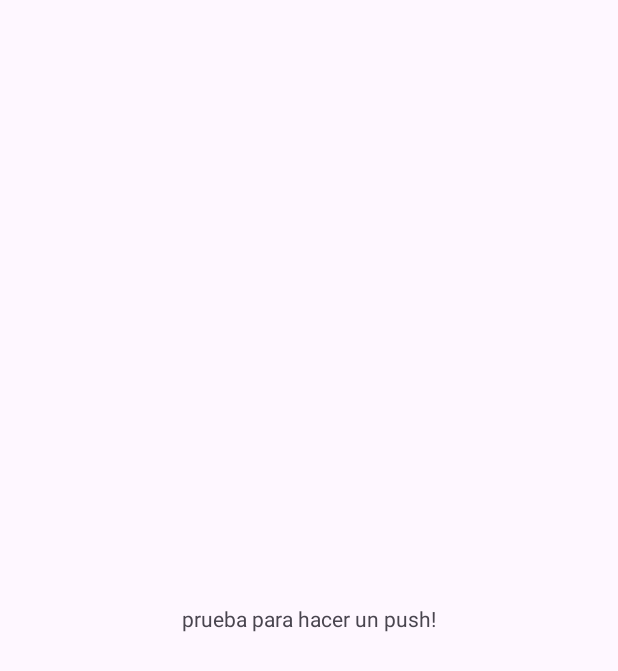
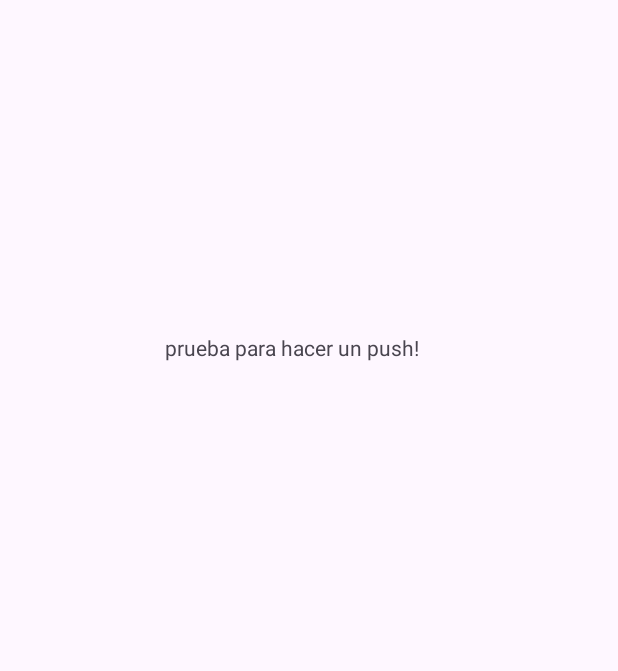
Before and after one commit to LetalKiller/Proyecto-Grupal, an Android app: the screen it shows after launch (MainActivity), on a phone screen of 412 x 824 dp. Before the commit the part shown is almost empty. Shown: the top 671 px of the screen. Run offline under Robolectric (Android 15) with nearby library versions, the phone set to English and light mode, and no system bars.

Commit message:
prueba-de-un-push2

```diff
--- a/app/src/main/res/layout/activity_main.xml
+++ b/app/src/main/res/layout/activity_main.xml
@@ -13,7 +13,9 @@
         android:text="prueba para hacer un push!"
         app:layout_constraintBottom_toBottomOf="parent"
         app:layout_constraintEnd_toEndOf="parent"
+        app:layout_constraintHorizontal_bias="0.452"
         app:layout_constraintStart_toStartOf="parent"
-        app:layout_constraintTop_toTopOf="parent" />
+        app:layout_constraintTop_toTopOf="parent"
+        app:layout_constraintVertical_bias="0.276" />
 
 </androidx.constraintlayout.widget.ConstraintLayout>
```
